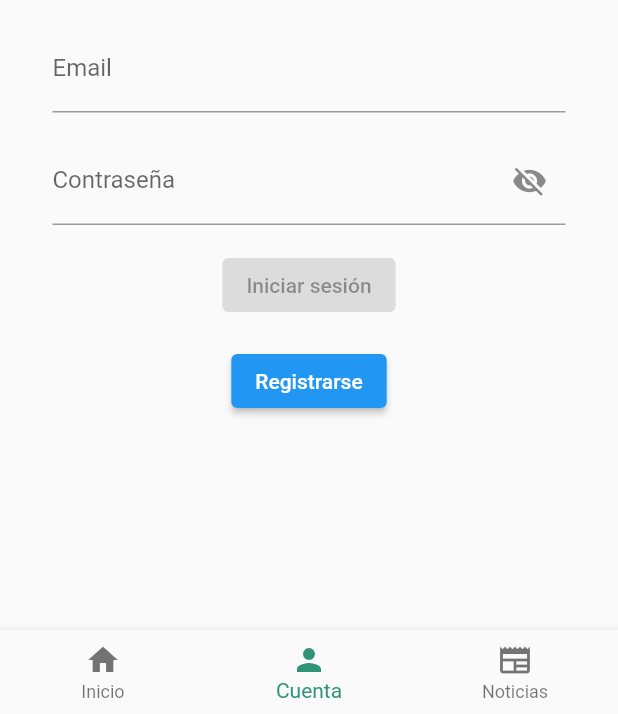
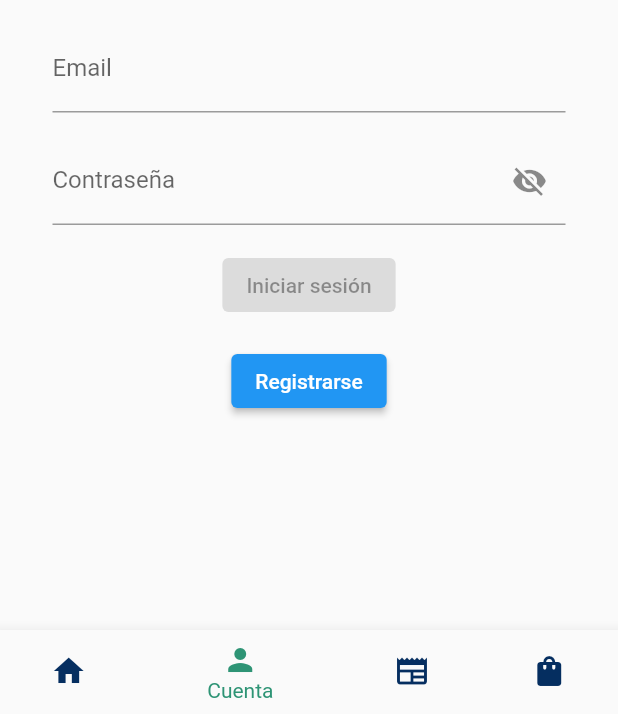
Before and after one commit to Gidggidonni98/flutter_modules_app, a Flutter app: the screen it shows after launch, item 2 of the bottom bar chosen, on a phone screen of 412 x 824 dp, the part 522-1236 px from its top. Run offline on Flutter 3.47's test engine with Material 2 defaults, Android fonts, the phone set to English and light mode, and no system bars; our stand-ins replace carousel_slider, dio, flutter_rating_bar, shared_preferences.

Commit message:
actualizacion 13112023

```diff
--- /dev/null
+++ b/lib/config/navigation/shop_navigation.dart
@@ -0,0 +1,20 @@
+import 'package:flutter/material.dart';
+import 'package:flutter_modules_app/modules/inicio.dart';
+import 'package:flutter_modules_app/modules/register.dart';
+import 'package:flutter_modules_app/modules/shop/adapters/screens/shop.dart';
+class ShopNavigation extends StatelessWidget {
+
+  const ShopNavigation({super.key});
+  @override
+  Widget build(BuildContext context) {
+    return MaterialApp(
+      debugShowCheckedModeBanner: false,
+      initialRoute: '/shop',
+      routes: {
+        '/shop': (context) => const Shop(),
+        '/inicio' : (context) => const Inicio(),
+        '/register' :(context) => const Register(),
+      },
+    );
+  }
+}
--- a/lib/kernel/widgets/custom_bottom_navigation_tab.dart
+++ b/lib/kernel/widgets/custom_bottom_navigation_tab.dart
@@ -2,29 +2,25 @@ import 'package:flutter/material.dart';
 import 'package:flutter_modules_app/kernel/colors/colors_app.dart';
 
 class CustomButtonNavigationTab extends StatelessWidget {
-
   final int selectedIndex;
   final Function(int) onItemTapped;
 
-  const CustomButtonNavigationTab({Key? key, required this.selectedIndex, required this.onItemTapped});
+  const CustomButtonNavigationTab(
+      {Key? key, required this.selectedIndex, required this.onItemTapped});
 
   @override
   Widget build(BuildContext context) {
-    return BottomNavigationBar(items: const <BottomNavigationBarItem> [
-      BottomNavigationBarItem(
-        icon: Icon(Icons.home),
-        label: 'Inicio'),
-        BottomNavigationBarItem(
-          icon: Icon(Icons.person),
-          label: 'Cuenta'),
-                  BottomNavigationBarItem(
-          icon: Icon(Icons.newspaper),
-          label: 'Noticias')
-    ],
-    currentIndex: selectedIndex,
-    selectedItemColor: ColorsApp.successColor,
-    onTap: onItemTapped,
+    return BottomNavigationBar(
+      items: const <BottomNavigationBarItem>[
+        BottomNavigationBarItem(icon: Icon(Icons.home), label: 'Inicio'),
+        BottomNavigationBarItem(icon: Icon(Icons.person), label: 'Cuenta'),
+        BottomNavigationBarItem(icon: Icon(Icons.newspaper), label: 'Noticias'),
+        BottomNavigationBarItem(icon: Icon(Icons.shopping_bag), label: 'Tienda')
+      ],
+      currentIndex: selectedIndex,
+      selectedItemColor: ColorsApp.successColor,
+      unselectedItemColor: ColorsApp.primaryColor,
+      onTap: onItemTapped,
     );
   }
-
 }
--- a/lib/kernel/widgets/menu.dart
+++ b/lib/kernel/widgets/menu.dart
@@ -2,6 +2,7 @@ import 'package:flutter/material.dart';
 import 'package:flutter_modules_app/config/navigation/account_navigation.dart';
 import 'package:flutter_modules_app/config/navigation/home_navigation.dart';
 import 'package:flutter_modules_app/config/navigation/news_navigation.dart';
+import 'package:flutter_modules_app/config/navigation/shop_navigation.dart';
 import 'package:flutter_modules_app/kernel/widgets/custom_bottom_navigation_tab.dart';
 
 class Menu extends StatefulWidget {
@@ -25,7 +26,7 @@ class _MenuState extends State<Menu> {
     return Scaffold(
         body: IndexedStack(
           index: _selectIndex,
-          children: const [HomeNavigation(), AccountNavigation(), NewsNavigation()],
+          children: const [HomeNavigation(), AccountNavigation(), NewsNavigation(), ShopNavigation()],
         ),
         bottomNavigationBar: CustomButtonNavigationTab(
           onItemTapped: _onItemTapped,
--- a/pubspec.yaml
+++ b/pubspec.yaml
@@ -12,6 +12,7 @@ dependencies:
   carousel_slider: ^4.2.1
   dio: ^5.3.3
   shared_preferences: ^2.2.2
+  flutter_rating_bar: ^4.0.1
 
 dev_dependencies:
   flutter_test:
```
Also changed, not shown: lib/kernel/widgets/container_shop.dart (added, +43 -0 lines), lib/modules/shop/adapters/screens/shop.dart (added, +29 -0 lines), pubspec.lock.
